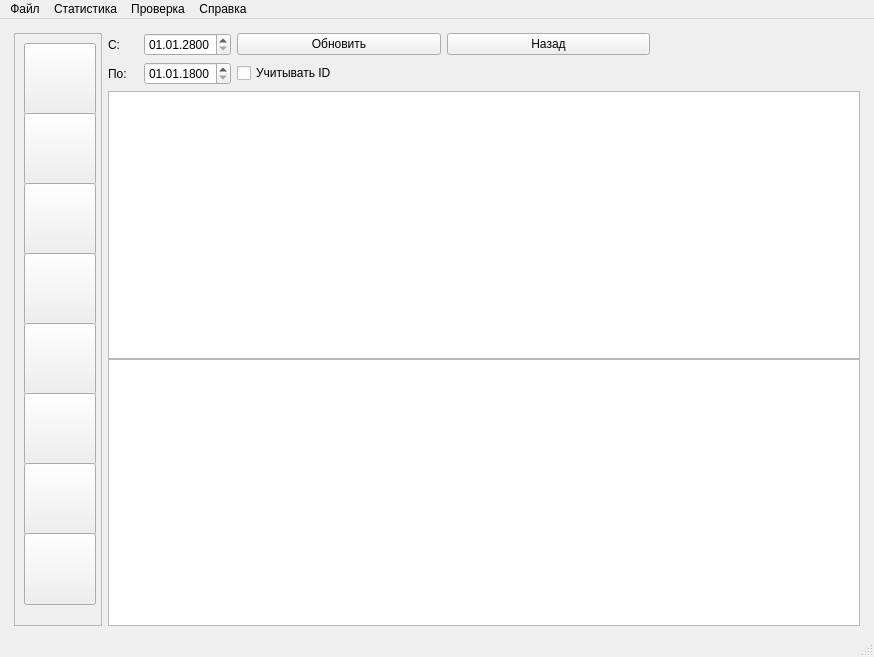
This is QFootballStat/src/MainWindow.ui in Sova777/analyzeresults as Qt 5 draws it before an edit. The edited form follows.
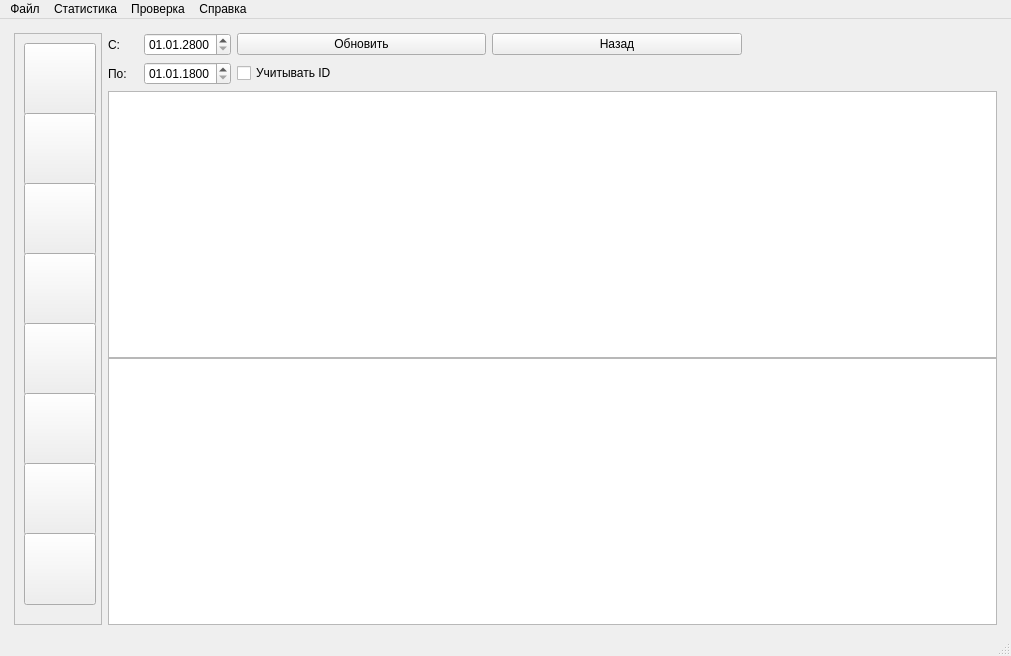
This is the edited form. Icons and pictures are not drawn.

What changed in the file:
```diff
--- a/QFootballStat/src/MainWindow.ui
+++ b/QFootballStat/src/MainWindow.ui
@@ -6,8 +6,8 @@
    <rect>
     <x>0</x>
     <y>0</y>
-    <width>874</width>
-    <height>657</height>
+    <width>1011</width>
+    <height>656</height>
    </rect>
   </property>
   <property name="minimumSize">
@@ -131,7 +131,7 @@
            <x>0</x>
            <y>0</y>
            <width>86</width>
-           <height>589</height>
+           <height>588</height>
           </rect>
          </property>
          <widget class="QPushButton" name="pushButton_1">
@@ -658,7 +658,7 @@
     <rect>
      <x>0</x>
      <y>0</y>
-     <width>874</width>
+     <width>1011</width>
      <height>21</height>
     </rect>
    </property>
```
